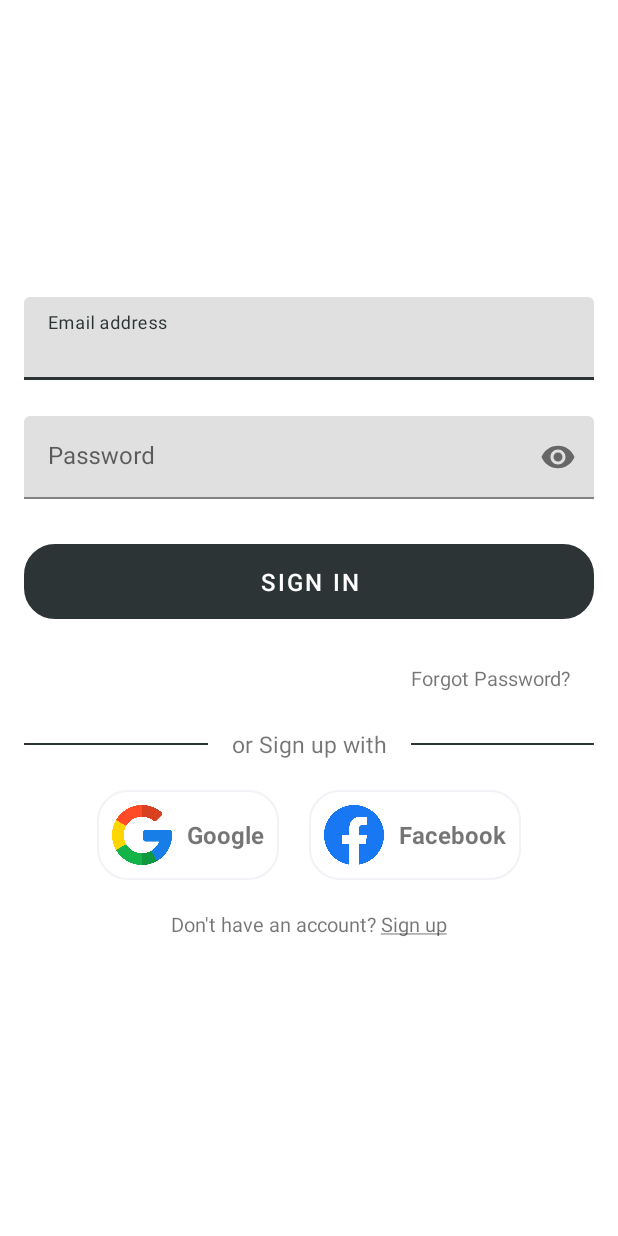
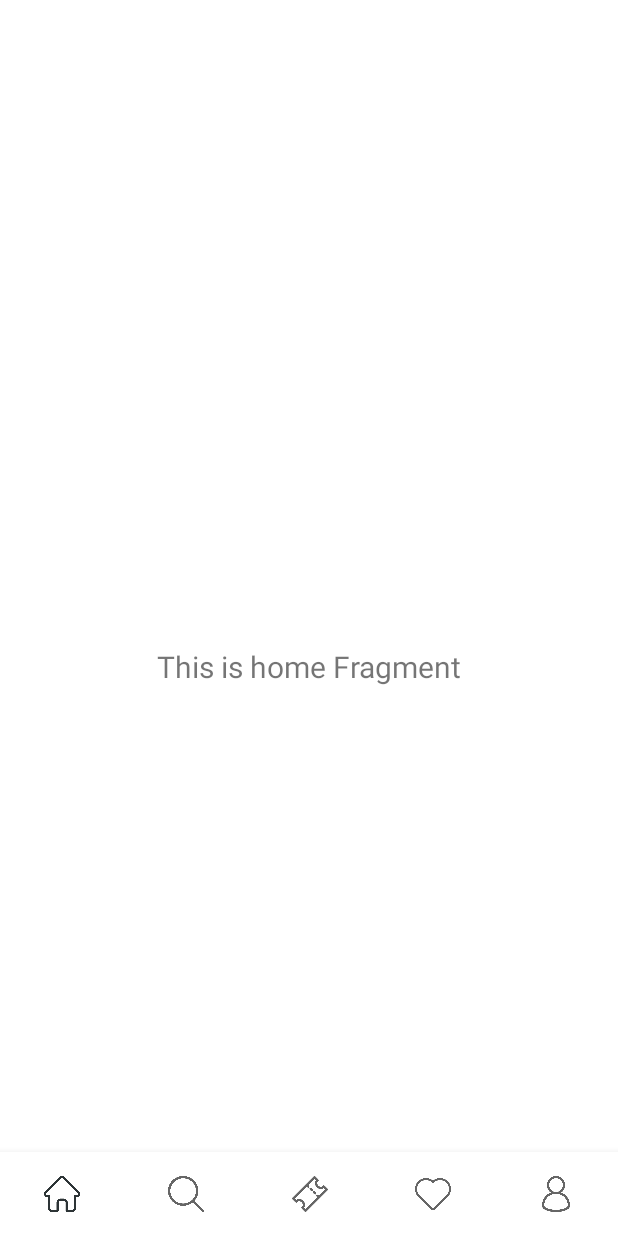
Before and after one commit to SonHai23/basic-project-3, an Android app: the screen it shows after launch (MainActivity before the commit, HomeActivity after it), on a phone screen of 412 x 824 dp. Run offline under Robolectric (Android 15) with nearby library versions, the phone set to English and light mode, and no system bars; our stand-ins replace Firebase (no records; nobody signed in at launch, a user with empty details on screens opened directly), navigation-ui.

```diff
--- a/app/src/main/java/com/example/basicproject3/MainActivity.kt
+++ b/app/src/main/java/com/example/basicproject3/MainActivity.kt
@@ -28,6 +28,8 @@ class MainActivity : AppCompatActivity() {
         val view = binding.root
         setContentView(view)
 
+        val intent = Intent(this, HomeActivity::class.java)
+        startActivity(intent)
 
         /*val email = findViewById<EditText>(R.id.etSignInEmail)
         val password = findViewById<EditText>(R.id.etSignInPassword)
--- a/app/src/main/res/layout/activity_main.xml
+++ b/app/src/main/res/layout/activity_main.xml
@@ -6,7 +6,7 @@
     android:layout_height="match_parent"
     tools:context=".MainActivity">
 
-    <androidx.fragment.app.FragmentContainerView
+    <!--<androidx.fragment.app.FragmentContainerView
         android:id="@+id/layoutLoginFragment"
         android:name="com.example.basicproject3.auth.LoginFragment"
         android:layout_width="0dp"
@@ -17,7 +17,7 @@
         app:layout_constraintEnd_toEndOf="parent"
         app:layout_constraintStart_toStartOf="parent"
         app:layout_constraintTop_toTopOf="parent"
-        tools:layout="@layout/fragment_login" />
+        tools:layout="@layout/fragment_login" />-->
 
 
 </androidx.constraintlayout.widget.ConstraintLayout>
--- a/app/src/main/res/menu/bottom_nav_menu.xml
+++ b/app/src/main/res/menu/bottom_nav_menu.xml
@@ -18,7 +18,7 @@
 
     <item
         android:id="@+id/navigation_favourite"
-        android:icon="@drawable/bookmark"
+        android:icon="@drawable/favourite"
         android:title="@string/title_favourite" />
 
     <item
--- a/app/src/main/res/navigation/mobile_navigation.xml
+++ b/app/src/main/res/navigation/mobile_navigation.xml
@@ -31,7 +31,18 @@
 
     <fragment
         android:id="@+id/navigation_profile"
-        android:name="com.example.basicproject3.ui.fragments.ProfileFragment"
+        android:name="com.example.basicproject3.ui.fragments.GuestFragment"
         android:label="@string/title_profile"
-        tools:layout="@layout/fragment_profile" />
+        tools:layout="@layout/fragment_guest" >
+
+        <action
+            android:id="@+id/navigate_to_user_fragment"
+            app:destination="@id/navigation_user"/>
+    </fragment>
+
+    <fragment
+        android:id="@+id/navigation_user"
+        android:name="com.example.basicproject3.ui.fragments.UserFragment"
+        android:label="@string/title_user"
+        tools:layout="@layout/fragment_user" />
 </navigation>
--- a/app/src/main/res/values/strings.xml
+++ b/app/src/main/res/values/strings.xml
@@ -6,6 +6,7 @@
     <string name="remember_me">Remember me</string>
     <string name="sign_in">Sign in</string>
     <string name="sign_up">Sign up</string>
+    <string name="sign_out">Sign out</string>
     <string name="forgot_password">Forgot Password?</string>
     <string name="sign_up_link">Don\'t have an account? Sign up</string>
     <string name="sign_in_link">Already have account? Sign in</string>
@@ -34,4 +35,5 @@
     <string name="title_ticket">Ticket</string>
     <string name="title_favourite">Favourite</string>
     <string name="title_profile">Profile</string>
+    <string name="title_user">User</string>
 </resources>
```
Also changed, not shown: app/src/main/java/com/example/basicproject3/HomeActivity.kt (+6 -1 lines), app/src/main/java/com/example/basicproject3/auth/RegisterFragment.kt (+4 -4 lines), app/src/main/java/com/example/basicproject3/ui/fragments/GuestFragment.kt (added, +60 -0 lines), app/src/main/java/com/example/basicproject3/ui/fragments/ProfileFragment.kt (deleted, +0 -39 lines), app/src/main/java/com/example/basicproject3/ui/fragments/UserFragment.kt (added, +49 -0 lines), app/src/main/res/layout/fragment_guest.xml (added, +43 -0 lines), app/src/main/res/layout/fragment_profile.xml (deleted, +0 -22 lines), app/src/main/res/layout/fragment_user.xml (added, +22 -0 lines), app/src/main/res/drawable/favourite.png (added).
